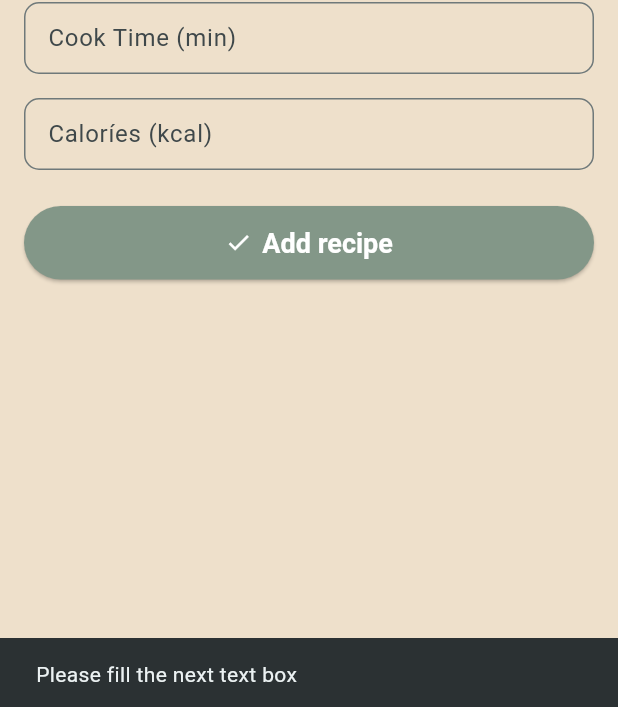
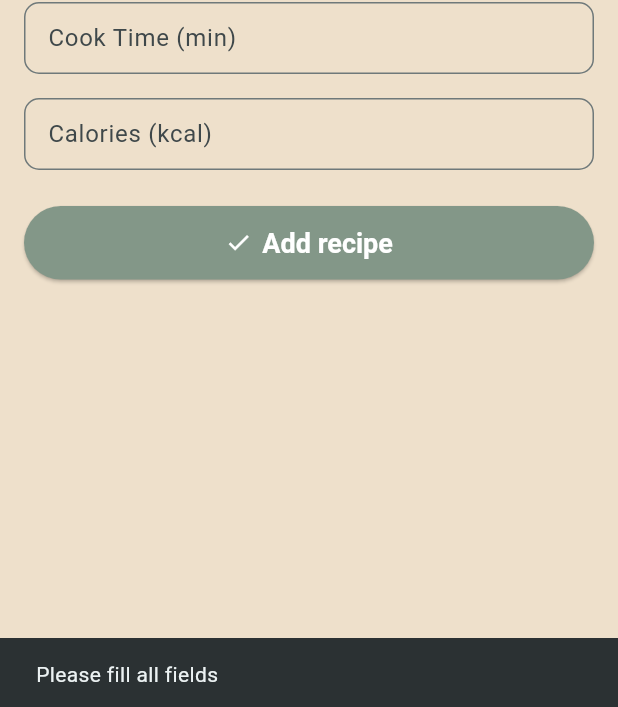
Before and after one commit to BYU-I-Student-Projects/Fall_25_RecipeManager, a Flutter app: the AddRecipeScreen screen opened directly, after a tap on "Add recipe", on a phone screen of 412 x 824 dp. Shown: the part 526-1233 px from the top of the screen. Run offline on Flutter 3.47's test engine with Material 3 defaults, Android fonts, the phone set to English and light mode, and no system bars; our stand-ins replace supabase_flutter, table_calendar; accounts and stored records are empty; statements that could not run were skipped.

Commit message:
Adding recipe supabase (#42)
* feat: jerry-rigged infinite scrolling
- loads in 15 recipes at a time
- reloads the whole list

todo: have the loading commence in-place and not require reloading the whole thing

* feat: refined smooth infinite loading
- loading indicator shows up at bottom of list
- small delay if network response time is too fast (500 miliseconds max)

* create new recipes on db

* Add Recipe Page

---------

Co-authored-by: CaSc2000-dotcom <39818295+CaSc2000-dotcom@users.noreply.github.com>
Co-authored-by: Preston Dillard <91156003+pdillard@users.noreply.github.com>

```diff
--- a/lib/screens/add_recipe.dart
+++ b/lib/screens/add_recipe.dart
@@ -1,4 +1,5 @@
 import 'package:flutter/material.dart';
+import 'package:supabase_flutter/supabase_flutter.dart';
 
 class AddRecipeScreen extends StatefulWidget {
   const AddRecipeScreen({super.key});
@@ -15,7 +16,22 @@ class _AddRecipeScreenState extends State<AddRecipeScreen> {
   final TextEditingController _cookTimeController = TextEditingController();
   final TextEditingController _caloriesController = TextEditingController();
 
-  // free memory
+  @override
+  void initState() {
+    super.initState();
+    // it verify if the user is logged
+    final user = Supabase.instance.client.auth.currentUser;
+    if (user == null) {
+      // if it's not, it send the user to the log in page
+      WidgetsBinding.instance.addPostFrameCallback((_) {
+        Navigator.of(context).pushReplacementNamed('/login');
+        ScaffoldMessenger.of(context).showSnackBar(
+          const SnackBar(content: Text('Please log in first')),
+        );
+      });
+    }
+  }
+
   @override
   void dispose() {
     _instructionsController.dispose();
@@ -26,7 +42,8 @@ class _AddRecipeScreenState extends State<AddRecipeScreen> {
     super.dispose();
   }
 
-  void _submitRecipe() {
+  // submit recipe to Supabase
+  void _submitRecipe() async {
     final instructions = _instructionsController.text.trim();
     final ingredients = _ingredientsController.text.trim();
     final prepTime = _prepTimeController.text.trim();
@@ -39,18 +56,31 @@ class _AddRecipeScreenState extends State<AddRecipeScreen> {
         cookTime.isEmpty ||
         calories.isEmpty) {
       ScaffoldMessenger.of(context).showSnackBar(
-        const SnackBar(content: Text('Please fill the next text box')),
+        const SnackBar(content: Text('Please fill all fields')),
       );
       return;
     }
 
-    // supabase section
-    print('recipe added');
-    print('Instructions: $instructions');
-    print('Ingredients: $ingredients');
-    print('Prep time: $prepTime');
-    print('Cook time: $cookTime');
-    print('Calories: $calories');
+    try {
+      final user = Supabase.instance.client.auth.currentUser;
+      if (user == null) {
+        ScaffoldMessenger.of(context).showSnackBar(
+          const SnackBar(content: Text('User not logged in')),
+        );
+        return;
+      }
+
+      final response = await Supabase.instance.client
+          .from('recipes')
+          .insert({
+            'user_id': user.id,
+            'instructions': instructions,
+            'ingredients': ingredients,
+            'prep_time': int.parse(prepTime),
+            'cook_time': int.parse(cookTime),
+            'calories': int.parse(calories),
+          })
+          .select(); // opcional: devuelve la fila insertada
 
       // clean fields
       _instructionsController.clear();
@@ -59,12 +89,16 @@ class _AddRecipeScreenState extends State<AddRecipeScreen> {
       _cookTimeController.clear();
       _caloriesController.clear();
 
-    // confirmation text
       ScaffoldMessenger.of(context).showSnackBar(
-      const SnackBar(content: Text('Recepie Added')),
+        const SnackBar(content: Text('Recipe added successfully!')),
+      );
+    } catch (e) {
+      ScaffoldMessenger.of(context).showSnackBar(
+        SnackBar(content: Text('Error adding recipe: $e')),
       );
     }
-
+  }
+// UI Section - add recipe
   @override
   Widget build(BuildContext context) {
     return Scaffold(
@@ -86,7 +120,7 @@ class _AddRecipeScreenState extends State<AddRecipeScreen> {
             const SizedBox(height: 16),
             _buildTextField(_cookTimeController, 'Cook Time (min)'),
             const SizedBox(height: 16),
-            _buildTextField(_caloriesController, 'Caloríes (kcal)'),
+            _buildTextField(_caloriesController, 'Calories (kcal)'),
             const SizedBox(height: 24),
             ElevatedButton.icon(
               onPressed: _submitRecipe,
@@ -104,8 +138,7 @@ class _AddRecipeScreenState extends State<AddRecipeScreen> {
       ),
     );
   }
-
-  // Widget helper to not repeat code
+// function to build quicker the textfields
   Widget _buildTextField(TextEditingController controller, String label,
       {int maxLines = 1}) {
     return TextField(
```
Also changed, not shown: lib/providers/recipe_provider.dart (+72 -6 lines), lib/screens/recipe_list_screen.dart (+33 -0 lines). Lines whose indentation alone changed are shown as unchanged.
